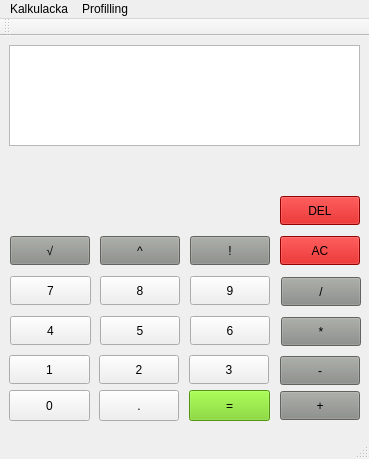
First picture: the form in src/IVS-kalkulacka/mainwindow.ui, repository Skalin/IVS2, before the edit.
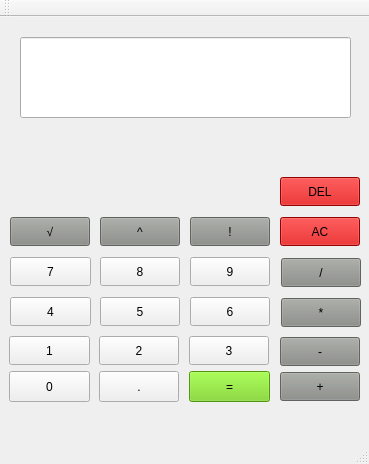
Second picture: the form after the edit.

Commit message: added buttons behaviour

What changed in the file:
```diff
--- a/src/IVS-kalkulacka/mainwindow.ui
+++ b/src/IVS-kalkulacka/mainwindow.ui
@@ -7,26 +7,13 @@
     <x>0</x>
     <y>0</y>
     <width>369</width>
-    <height>459</height>
+    <height>464</height>
    </rect>
   </property>
   <property name="windowTitle">
    <string>MainWindow</string>
   </property>
   <widget class="QWidget" name="centralWidget">
-   <widget class="QTextEdit" name="resultArea">
-    <property name="geometry">
-     <rect>
-      <x>9</x>
-      <y>9</y>
-      <width>351</width>
-      <height>101</height>
-     </rect>
-    </property>
-    <property name="styleSheet">
-     <string notr="true">color: rgb(0, 0, 0);</string>
-    </property>
-   </widget>
    <widget class="QPushButton" name="numberZero">
     <property name="geometry">
      <rect>
@@ -382,6 +369,19 @@
      <string>DEL</string>
     </property>
    </widget>
+   <widget class="QLineEdit" name="resultArea">
+    <property name="geometry">
+     <rect>
+      <x>20</x>
+      <y>20</y>
+      <width>331</width>
+      <height>81</height>
+     </rect>
+    </property>
+    <property name="styleSheet">
+     <string notr="true">font: 20pt &quot;Cantarell&quot;;</string>
+    </property>
+   </widget>
   </widget>
   <widget class="QMenuBar" name="menuBar">
    <property name="geometry">
@@ -392,18 +392,6 @@
      <height>26</height>
     </rect>
    </property>
-   <widget class="QMenu" name="menuKalkulacka">
-    <property name="title">
-     <string>Kalkulacka</string>
-    </property>
-   </widget>
-   <widget class="QMenu" name="menuProfilling">
-    <property name="title">
-     <string>Profilling</string>
-    </property>
-   </widget>
-   <addaction name="menuKalkulacka"/>
-   <addaction name="menuProfilling"/>
   </widget>
   <widget class="QToolBar" name="mainToolBar">
    <attribute name="toolBarArea">
```
Left out of the diff: 2 changed lines with no effect on the pictures. The commit also changes 3 other files.
